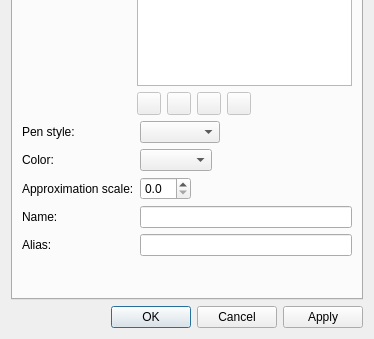
The window that src/libs/vtools/dialogs/tools/dialogcubicbezierpath.ui (dismine/valentina) describes before a commit, drawn with Qt 5; both pictures show x 0 to 374 and y 172 to 511 of the 374 by 511 pixel window.
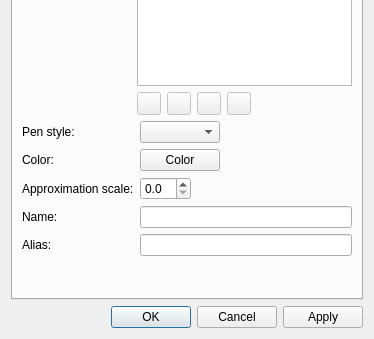
The same window after the commit. Icons and pictures are not drawn. Custom widgets are drawn as their Qt base class.

Commit message: Tool color picker.

Patch:
```diff
--- a/src/libs/vtools/dialogs/tools/dialogcubicbezierpath.ui
+++ b/src/libs/vtools/dialogs/tools/dialogcubicbezierpath.ui
@@ -226,9 +226,6 @@
            </property>
           </widget>
          </item>
-         <item row="1" column="1">
-          <widget class="QComboBox" name="comboBoxColor"/>
-         </item>
          <item row="3" column="0">
           <widget class="QLabel" name="labelName">
            <property name="text">
@@ -309,6 +306,13 @@
            </property>
           </widget>
          </item>
+         <item row="1" column="1">
+          <widget class="VPE::QtColorPicker" name="pushButtonColor">
+           <property name="text">
+            <string>Color</string>
+           </property>
+          </widget>
+         </item>
         </layout>
        </item>
        <item>
@@ -350,6 +354,13 @@
    </item>
   </layout>
  </widget>
+ <customwidgets>
+  <customwidget>
+   <class>VPE::QtColorPicker</class>
+   <extends>QPushButton</extends>
+   <header>../vpropertyexplorer/qtcolorpicker.h</header>
+  </customwidget>
+ </customwidgets>
  <resources>
   <include location="../../../vmisc/share/resources/icon.qrc"/>
  </resources>
```
Left out of the diff: 6 changed lines with no effect on the pictures. The commit also changes 62 other files.
